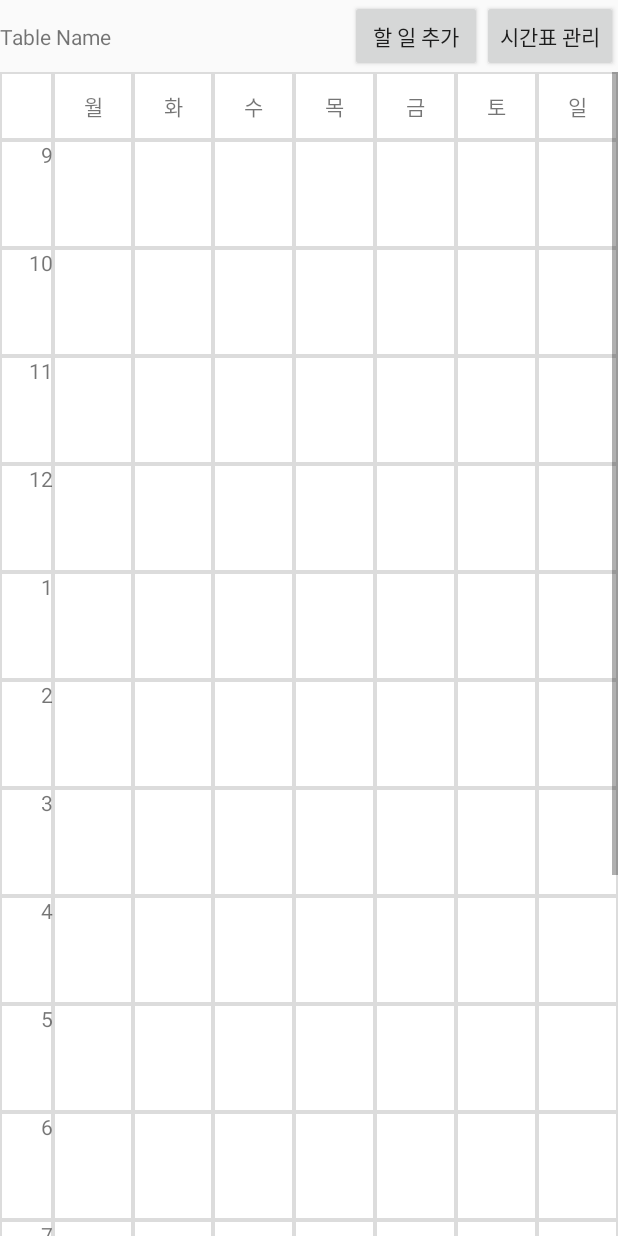
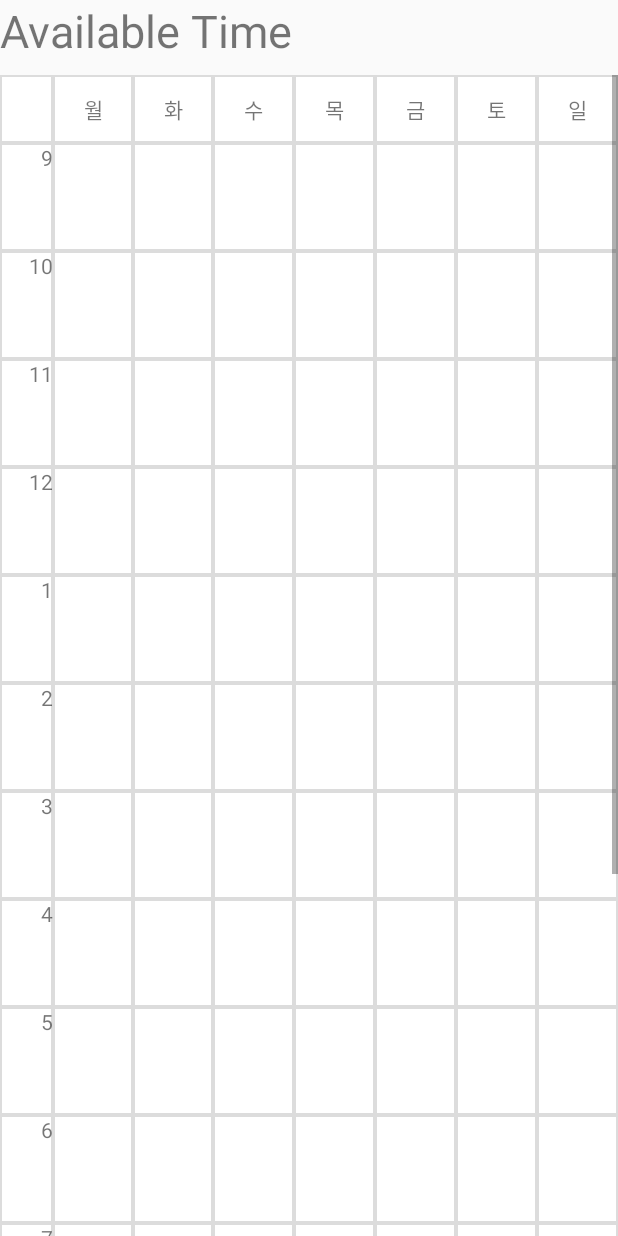
Before and after one commit to lcw921/TeamProjectManager, an Android app: the layout activity_overlap.xml on its own in the app's theme, with its tools: preview values and no code run, on a phone screen of 412 x 824 dp. Run offline under Robolectric (Android 15) with nearby library versions, the phone set to English and light mode, and no system bars.

```diff
--- a/TeamProjectManager/TeamProjectManager/app/src/main/res/layout/activity_time.xml
+++ b/TeamProjectManager/TeamProjectManager/app/src/main/res/layout/activity_overlap.xml
@@ -4,7 +4,7 @@
     xmlns:tools="http://schemas.android.com/tools"
     android:layout_width="match_parent"
     android:layout_height="match_parent"
-    tools:context=".MainActivity">
+    tools:context=".Overlap">
 
     <LinearLayout
         android:layout_width="match_parent"
@@ -18,22 +18,11 @@
 
             <TextView
                 android:id="@+id/textView"
-                android:layout_width="wrap_content"
-                android:layout_height="wrap_content"
-                android:layout_weight="1"
-                android:text="Table Name" />
+                android:layout_width="match_parent"
+                android:layout_height="50dp"
+                android:text="Available Time"
+                android:textSize="30dp"/>
 
-            <Button
-                android:id="@+id/button1"
-                android:layout_width="wrap_content"
-                android:layout_height="wrap_content"
-                android:text="할 일 추가" />
-
-            <Button
-                android:id="@+id/button2"
-                android:layout_width="wrap_content"
-                android:layout_height="wrap_content"
-                android:text="시간표 관리" />
         </LinearLayout>
 
         <ScrollView
```
Also changed, not shown: TeamProjectManager/TeamProjectManager/app/src/main/java/edu/skku/MAP/teamprojectmanager/ChatroomActivity.java (+22 -1 lines), TeamProjectManager/TeamProjectManager/app/src/main/java/edu/skku/MAP/teamprojectmanager/Overlap.java (+11 -11 lines), TeamProjectManager/TeamProjectManager/app/src/main/res/layout/activity_chatroom.xml (+33 -2 lines).
